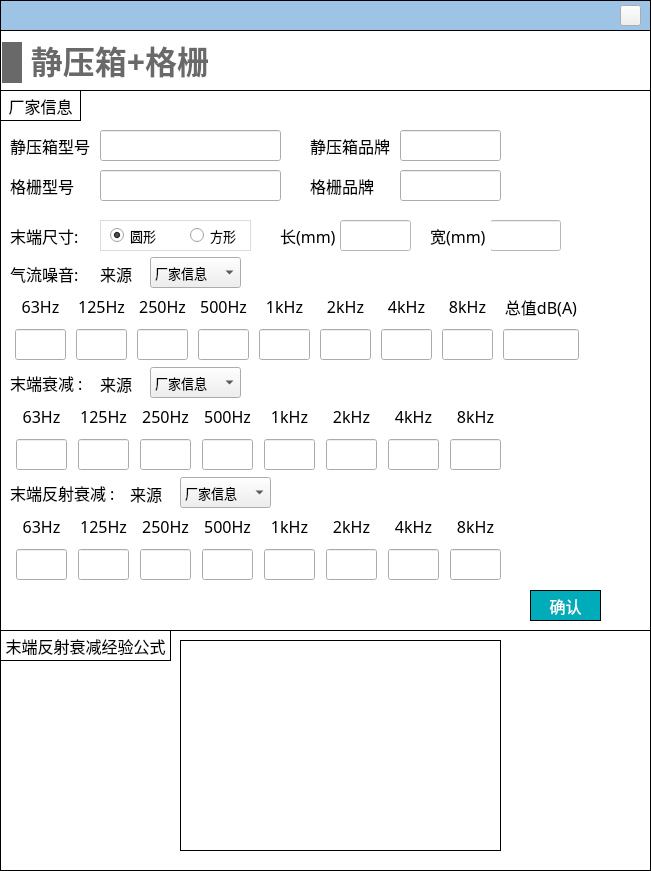
Old version of the form NoiseCalSoft/inputDialog/dialog_staticBox_grille.ui in the repository SheepBowwow/NoiCal.
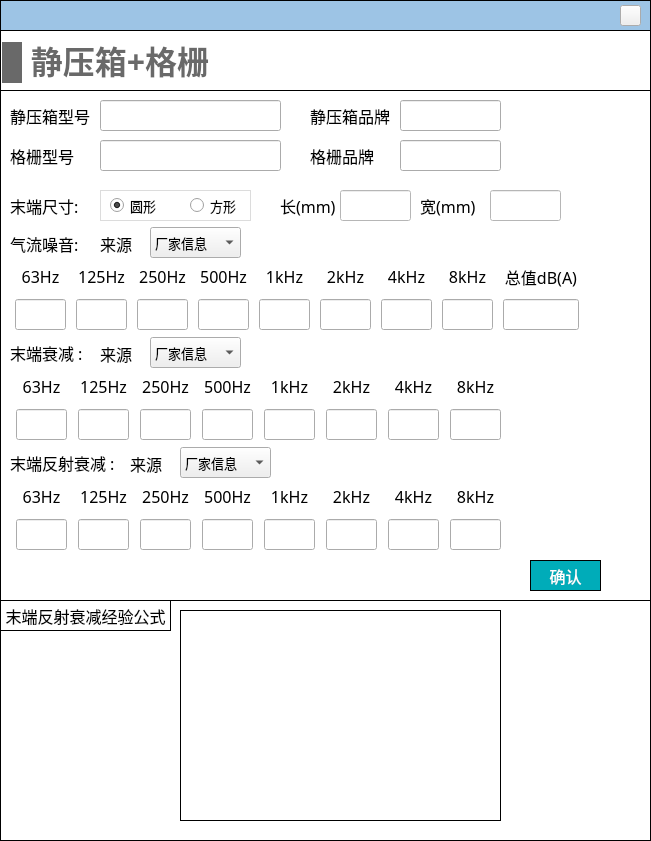
New version of the form. Icons and pictures are not drawn.

Patch:
```diff
--- a/NoiseCalSoft/inputDialog/dialog_staticBox_grille.ui
+++ b/NoiseCalSoft/inputDialog/dialog_staticBox_grille.ui
@@ -7,7 +7,7 @@
     <x>0</x>
     <y>0</y>
     <width>651</width>
-    <height>871</height>
+    <height>841</height>
    </rect>
   </property>
   <property name="windowTitle">
@@ -37,7 +37,7 @@
      <x>0</x>
      <y>30</y>
      <width>651</width>
-     <height>841</height>
+     <height>811</height>
     </rect>
    </property>
    <property name="styleSheet">
@@ -50,7 +50,7 @@
     <property name="geometry">
      <rect>
       <x>0</x>
-      <y>600</y>
+      <y>570</y>
       <width>651</width>
       <height>241</height>
      </rect>
@@ -103,7 +103,7 @@
       <x>0</x>
       <y>60</y>
       <width>651</width>
-      <height>541</height>
+      <height>511</height>
      </rect>
     </property>
     <property name="font">
@@ -143,7 +143,7 @@
      <property name="geometry">
       <rect>
        <x>310</x>
-       <y>40</y>
+       <y>10</y>
        <width>91</width>
        <height>31</height>
       </rect>
@@ -162,7 +162,7 @@
      <property name="geometry">
       <rect>
        <x>10</x>
-       <y>40</y>
+       <y>10</y>
        <width>91</width>
        <height>31</height>
       </rect>
@@ -181,7 +181,7 @@
      <property name="geometry">
       <rect>
        <x>400</x>
-       <y>40</y>
+       <y>10</y>
        <width>101</width>
        <height>31</height>
       </rect>
@@ -197,7 +197,7 @@
      <property name="geometry">
       <rect>
        <x>11</x>
-       <y>200</y>
+       <y>170</y>
        <width>581</width>
        <height>72</height>
       </rect>
@@ -752,7 +752,7 @@
      <property name="geometry">
       <rect>
        <x>10</x>
-       <y>163</y>
+       <y>133</y>
        <width>81</width>
        <height>41</height>
       </rect>
@@ -771,7 +771,7 @@
      <property name="geometry">
       <rect>
        <x>10</x>
-       <y>272</y>
+       <y>242</y>
        <width>81</width>
        <height>41</height>
       </rect>
@@ -790,7 +790,7 @@
      <property name="geometry">
       <rect>
        <x>11</x>
-       <y>310</y>
+       <y>280</y>
        <width>501</width>
        <height>72</height>
       </rect>
@@ -1285,7 +1285,7 @@
      <property name="geometry">
       <rect>
        <x>100</x>
-       <y>130</y>
+       <y>100</y>
        <width>151</width>
        <height>31</height>
       </rect>
@@ -1342,7 +1342,7 @@
      <property name="geometry">
       <rect>
        <x>270</x>
-       <y>130</y>
+       <y>100</y>
        <width>291</width>
        <height>31</height>
       </rect>
@@ -1397,7 +1397,7 @@
       <widget class="QLabel" name="label_29">
        <property name="geometry">
         <rect>
-         <x>160</x>
+         <x>150</x>
          <y>0</y>
          <width>61</width>
          <height>31</height>
@@ -1472,7 +1472,7 @@
      <property name="geometry">
       <rect>
        <x>11</x>
-       <y>420</y>
+       <y>390</y>
        <width>501</width>
        <height>72</height>
       </rect>
@@ -1967,7 +1967,7 @@
      <property name="geometry">
       <rect>
        <x>10</x>
-       <y>382</y>
+       <y>352</y>
        <width>111</width>
        <height>41</height>
       </rect>
@@ -1986,7 +1986,7 @@
      <property name="geometry">
       <rect>
        <x>10</x>
-       <y>130</y>
+       <y>100</y>
        <width>81</width>
        <height>31</height>
       </rect>
@@ -2005,7 +2005,7 @@
      <property name="geometry">
       <rect>
        <x>10</x>
-       <y>80</y>
+       <y>50</y>
        <width>91</width>
        <height>31</height>
       </rect>
@@ -2024,7 +2024,7 @@
      <property name="geometry">
       <rect>
        <x>100</x>
-       <y>40</y>
+       <y>10</y>
        <width>181</width>
        <height>31</height>
       </rect>
@@ -2040,7 +2040,7 @@
      <property name="geometry">
       <rect>
        <x>100</x>
-       <y>80</y>
+       <y>50</y>
        <width>181</width>
        <height>31</height>
       </rect>
@@ -2056,7 +2056,7 @@
      <property name="geometry">
       <rect>
        <x>530</x>
-       <y>500</y>
+       <y>470</y>
        <width>71</width>
        <height>31</height>
       </rect>
@@ -2091,7 +2091,7 @@
      <property name="geometry">
       <rect>
        <x>310</x>
-       <y>80</y>
+       <y>50</y>
        <width>91</width>
        <height>31</height>
       </rect>
@@ -2110,7 +2110,7 @@
      <property name="geometry">
       <rect>
        <x>400</x>
-       <y>80</y>
+       <y>50</y>
        <width>101</width>
        <height>31</height>
       </rect>
@@ -2122,36 +2122,11 @@
       </font>
      </property>
     </widget>
-    <widget class="QLabel" name="label_39">
-     <property name="geometry">
-      <rect>
-       <x>0</x>
-       <y>0</y>
-       <width>81</width>
-       <height>31</height>
-      </rect>
-     </property>
-     <property name="font">
-      <font>
-       <family>黑体</family>
-       <pointsize>-1</pointsize>
-      </font>
-     </property>
-     <property name="styleSheet">
-      <string notr="true">border: 1px solid #000000;</string>
-     </property>
-     <property name="text">
-      <string>厂家信息</string>
-     </property>
-     <property name="alignment">
-      <set>Qt::AlignCenter</set>
-     </property>
-    </widget>
     <widget class="QComboBox" name="comboBox_noi_data_source">
      <property name="geometry">
       <rect>
        <x>150</x>
-       <y>167</y>
+       <y>137</y>
        <width>91</width>
        <height>31</height>
       </rect>
@@ -2177,7 +2152,7 @@
      <property name="geometry">
       <rect>
        <x>100</x>
-       <y>163</y>
+       <y>133</y>
        <width>41</width>
        <height>41</height>
       </rect>
@@ -2196,7 +2171,7 @@
      <property name="geometry">
       <rect>
        <x>150</x>
-       <y>277</y>
+       <y>247</y>
        <width>91</width>
        <height>31</height>
       </rect>
@@ -2222,7 +2197,7 @@
      <property name="geometry">
       <rect>
        <x>100</x>
-       <y>273</y>
+       <y>243</y>
        <width>41</width>
        <height>41</height>
       </rect>
@@ -2241,7 +2216,7 @@
      <property name="geometry">
       <rect>
        <x>180</x>
-       <y>387</y>
+       <y>357</y>
        <width>91</width>
        <height>31</height>
       </rect>
@@ -2272,7 +2247,7 @@
      <property name="geometry">
       <rect>
        <x>130</x>
-       <y>383</y>
+       <y>353</y>
        <width>41</width>
        <height>41</height>
       </rect>
```
